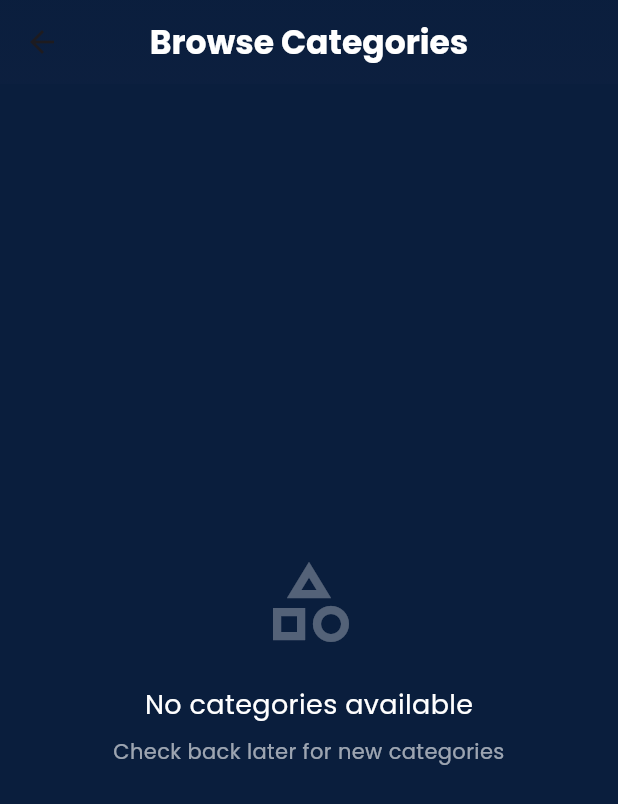
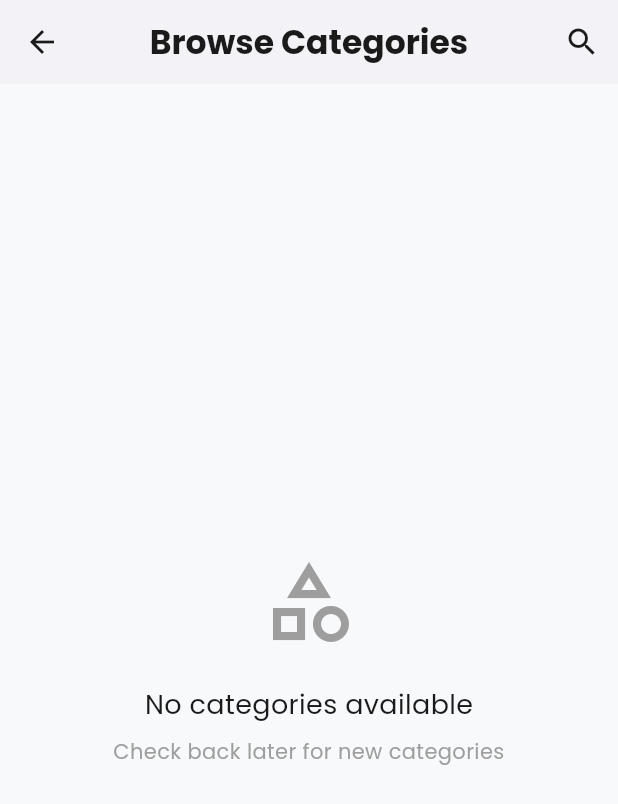
Before and after one commit to tomisin68/blorbmart2, a Flutter app: the CategoriesPage screen opened directly, scrolled down 80 dp, on a phone screen of 412 x 824 dp. Shown: the top 804 px of the screen. Run offline on Flutter 3.47's test engine with Material 3 defaults, Android fonts, the light colour scheme and no system bars; our stand-ins replace cached_network_image, carousel_slider, cloud_firestore, firebase_auth, firebase_core, firebase_storage and 8 more; accounts and stored records are empty; network calls fail.

Commit message:
categories

```diff
--- a/lib/Screens/Categories.dart
+++ b/lib/Screens/Categories.dart
@@ -82,72 +82,73 @@ class _CategoriesPageState extends State<CategoriesPage> {
   @override
   Widget build(BuildContext context) {
     return Scaffold(
-      backgroundColor: const Color(0xFF0A1E3D),
+      backgroundColor: const Color(0xFFF8F9FA),
       appBar: AppBar(
-        backgroundColor: Colors.transparent,
+        backgroundColor: Colors.white,
         elevation: 0,
         title: Text(
           'Browse Categories',
           style: GoogleFonts.poppins(
-            color: Colors.white,
+            color: const Color(0xFF1A1A1A),
             fontWeight: FontWeight.w600,
             fontSize: 22,
           ),
         ),
         centerTitle: true,
-        flexibleSpace: Container(
-          decoration: BoxDecoration(
-            gradient: LinearGradient(
-              begin: Alignment.topCenter,
-              end: Alignment.bottomCenter,
-              colors: [
-                const Color(0xFF0A1E3D).withOpacity(0.9),
-                const Color(0xFF0A1E3D).withOpacity(0.7),
+        iconTheme: const IconThemeData(color: Color(0xFF1A1A1A)),
+        actions: [
+          IconButton(
+            icon: const Icon(Icons.search),
+            onPressed: () {
+              // Optional: Focus the search field when icon is pressed
+              FocusScope.of(context).requestFocus(FocusNode());
+              Future.delayed(Duration.zero, () {
+                FocusScope.of(context).requestFocus(FocusNode());
+              });
+            },
+          ),
         ],
-            ),
-          ),
-        ),
       ),
       body: RefreshIndicator(
         onRefresh: _fetchCategories,
-        color: Colors.orange,
-        backgroundColor: const Color(0xFF1A3A6A),
+        color: const Color(0xFF4CAF50),
+        backgroundColor: Colors.white,
         child: CustomScrollView(
           physics: const BouncingScrollPhysics(
             parent: AlwaysScrollableScrollPhysics(),
           ),
           slivers: [
             SliverPadding(
-              padding: const EdgeInsets.fromLTRB(16, 8, 16, 16),
+              padding: const EdgeInsets.fromLTRB(16, 16, 16, 8),
               sliver: SliverToBoxAdapter(
                 child: Container(
                   height: 56,
                   decoration: BoxDecoration(
-                    color: Colors.white.withOpacity(0.08),
-                    borderRadius: BorderRadius.circular(16),
+                    color: Colors.white,
+                    borderRadius: BorderRadius.circular(12),
                     boxShadow: [
                       BoxShadow(
-                        color: Colors.black.withOpacity(0.2),
+                        color: Colors.black.withOpacity(0.05),
                         blurRadius: 8,
-                        offset: const Offset(0, 4),
+                        offset: const Offset(0, 2),
                       ),
                     ],
                   ),
                   child: TextField(
                     controller: _searchController,
                     style: GoogleFonts.poppins(
-                      color: Colors.white,
+                      color: const Color(0xFF1A1A1A),
                       fontSize: 16,
                     ),
                     decoration: InputDecoration(
                       hintText: 'Search categories...',
                       hintStyle: GoogleFonts.poppins(
-                        color: Colors.white.withOpacity(0.6),
+                        color: const Color(0xFF9E9E9E),
                       ),
                       border: InputBorder.none,
                       prefixIcon: Icon(
                         Icons.search_rounded,
-                        color: Colors.white.withOpacity(0.6),
+                        color: const Color(0xFF9E9E9E),
                         size: 24,
                       ),
                       suffixIcon:
@@ -155,7 +156,7 @@ class _CategoriesPageState extends State<CategoriesPage> {
                               ? IconButton(
                                 icon: Icon(
                                   Icons.clear_rounded,
-                                  color: Colors.white.withOpacity(0.6),
+                                  color: const Color(0xFF9E9E9E),
                                 ),
                                 onPressed: () {
                                   _searchController.clear();
@@ -196,7 +197,7 @@ class _CategoriesPageState extends State<CategoriesPage> {
                         Icon(
                           Icons.category_outlined,
                           size: 64,
-                          color: Colors.white.withOpacity(0.3),
+                          color: const Color(0xFF9E9E9E),
                         ),
                         const SizedBox(height: 24),
                         Text(
@@ -204,7 +205,7 @@ class _CategoriesPageState extends State<CategoriesPage> {
                               ? 'No categories available'
                               : 'No matches found',
                           style: GoogleFonts.poppins(
-                            color: Colors.white,
+                            color: const Color(0xFF1A1A1A),
                             fontSize: 18,
                             fontWeight: FontWeight.w500,
                           ),
@@ -215,7 +216,7 @@ class _CategoriesPageState extends State<CategoriesPage> {
                               ? 'Check back later for new categories'
                               : 'Try a different search term',
                           style: GoogleFonts.poppins(
-                            color: Colors.white.withOpacity(0.6),
+                            color: const Color(0xFF9E9E9E),
                             fontSize: 14,
                           ),
                           textAlign: TextAlign.center,
@@ -227,8 +228,8 @@ class _CategoriesPageState extends State<CategoriesPage> {
                               _searchController.clear();
                             },
                             style: ElevatedButton.styleFrom(
-                              backgroundColor: Colors.orange.withOpacity(0.2),
-                              foregroundColor: Colors.orange,
+                              backgroundColor: const Color(0xFF4CAF50),
+                              foregroundColor: Colors.white,
                               shape: RoundedRectangleBorder(
                                 borderRadius: BorderRadius.circular(12),
                               ),
@@ -236,6 +237,7 @@ class _CategoriesPageState extends State<CategoriesPage> {
                                 horizontal: 24,
                                 vertical: 12,
                               ),
+                              elevation: 0,
                             ),
                             child: Text(
                               'Clear search',
@@ -252,7 +254,7 @@ class _CategoriesPageState extends State<CategoriesPage> {
               )
             else
               SliverPadding(
-                padding: const EdgeInsets.symmetric(horizontal: 16),
+                padding: const EdgeInsets.all(16),
                 sliver: SliverGrid(
                   gridDelegate: SliverQuiltedGridDelegate(
                     crossAxisCount: 2,
@@ -278,23 +280,14 @@ class _CategoriesPageState extends State<CategoriesPage> {
       cursor: SystemMouseCursors.click,
       child: GestureDetector(
         onTap: () {
-          Navigator.push(
-            context,
-            MaterialPageRoute(
-              builder:
-                  (context) => ProductFeed(
-                    categoryId: category['id'],
-                    categoryName: category['name'],
-                  ),
-            ),
-          );
+          _navigateToCategoryProducts(category);
         },
         child: Container(
           decoration: BoxDecoration(
             borderRadius: BorderRadius.circular(16),
             boxShadow: [
               BoxShadow(
-                color: Colors.black.withOpacity(0.2),
+                color: Colors.black.withOpacity(0.1),
                 blurRadius: 12,
                 offset: const Offset(0, 4),
               ),
@@ -314,25 +307,25 @@ class _CategoriesPageState extends State<CategoriesPage> {
                             fit: BoxFit.cover,
                             placeholder:
                                 (context, url) =>
-                                    Container(color: const Color(0xFF1A3A6A)),
+                                    Container(color: const Color(0xFFEEEEEE)),
                             errorWidget:
                                 (context, url, error) => Container(
-                                  color: const Color(0xFF1A3A6A),
+                                  color: const Color(0xFFEEEEEE),
                                   child: Center(
                                     child: Icon(
                                       Icons.category,
-                                      color: Colors.white.withOpacity(0.2),
+                                      color: const Color(0xFF9E9E9E),
                                       size: 48,
                                     ),
                                   ),
                                 ),
                           )
                           : Container(
-                            color: const Color(0xFF1A3A6A),
+                            color: const Color(0xFFEEEEEE),
                             child: Center(
                               child: Icon(
                                 Icons.category,
-                                color: Colors.white.withOpacity(0.2),
+                                color: const Color(0xFF9E9E9E),
                                 size: 48,
                               ),
                             ),
@@ -347,7 +340,7 @@ class _CategoriesPageState extends State<CategoriesPage> {
                         end: Alignment.bottomCenter,
                         colors: [
                           Colors.transparent,
-                          Colors.black.withOpacity(0.7),
+                          Colors.black.withOpacity(0.6),
                         ],
                         stops: [0.5, 1.0],
                       ),
@@ -379,7 +372,7 @@ class _CategoriesPageState extends State<CategoriesPage> {
                           child: Text(
                             category['description'],
                             style: GoogleFonts.poppins(
-                              color: Colors.white.withOpacity(0.8),
+                              color: Colors.white.withOpacity(0.9),
                               fontSize: 12,
                               height: 1.4,
                             ),
@@ -387,8 +380,32 @@ class _CategoriesPageState extends State<CategoriesPage> {
                             overflow: TextOverflow.ellipsis,
                           ),
                         ),
-                      const SizedBox(height: 8),
-                      Container(height: 2, width: 24, color: Colors.orange),
+                      const SizedBox(height: 12),
+                      // Explore button
+                      SizedBox(
+                        width: double.infinity,
+                        child: ElevatedButton(
+                          onPressed: () {
+                            _navigateToCategoryProducts(category);
+                          },
+                          style: ElevatedButton.styleFrom(
+                            backgroundColor: Colors.white,
+                            foregroundColor: const Color(0xFF4CAF50),
+                            shape: RoundedRectangleBorder(
+                              borderRadius: BorderRadius.circular(8),
+                            ),
+                            padding: const EdgeInsets.symmetric(vertical: 8),
+                            elevation: 0,
+                          ),
+                          child: Text(
+                            'Explore',
+                            style: GoogleFonts.poppins(
+                              fontWeight: FontWeight.w600,
+                              fontSize: 14,
+                            ),
+                          ),
+                        ),
+                      ),
                     ],
                   ),
                 ),
@@ -400,6 +417,17 @@ class _CategoriesPageState extends State<CategoriesPage> {
                       color: Colors.white.withOpacity(0),
                       borderRadius: BorderRadius.circular(16),
                     ),
+                    child: Material(
+                      color: Colors.transparent,
+                      child: InkWell(
+                        borderRadius: BorderRadius.circular(16),
+                        onTap: () {
+                          _navigateToCategoryProducts(category);
+                        },
+                        splashColor: Colors.white.withOpacity(0.1),
+                        highlightColor: Colors.white.withOpacity(0.05),
+                      ),
+                    ),
                   ),
                 ),
               ],
@@ -410,37 +438,51 @@ class _CategoriesPageState extends State<CategoriesPage> {
     );
   }
 
+  void _navigateToCategoryProducts(Map<String, dynamic> category) {
+    Navigator.push(
+      context,
+      MaterialPageRoute(
+        builder:
+            (context) => ProductFeed(
+              categoryId: category['id'],
+              categoryName: category['name'],
+            ),
+      ),
+    );
+  }
+
   Widget _buildShimmerCategory() {
     return Container(
       decoration: BoxDecoration(
         borderRadius: BorderRadius.circular(16),
-        color: const Color(0xFF1A3A6A),
+        color: const Color(0xFFEEEEEE),
       ),
-      child: Column(
-        crossAxisAlignment: CrossAxisAlignment.stretch,
+      child: Stack(
         children: [
-          Expanded(
-            child: ClipRRect(
-              borderRadius: const BorderRadius.vertical(
-                top: Radius.circular(16),
-              ),
+          Positioned.fill(
             child: Shimmer.fromColors(
-                baseColor: const Color(0xFF1A3A6A),
-                highlightColor: const Color(0xFF2A4A7A),
-                child: Container(color: Colors.white.withOpacity(0.1)),
+              baseColor: const Color(0xFFEEEEEE),
+              highlightColor: Colors.white,
+              child: Container(
+                decoration: BoxDecoration(
+                  borderRadius: BorderRadius.circular(16),
+                  color: Colors.white,
                 ),
               ),
             ),
-          Padding(
+          ),
+          Positioned.fill(
+            child: Padding(
               padding: const EdgeInsets.all(16),
               child: Column(
                 crossAxisAlignment: CrossAxisAlignment.start,
+                mainAxisAlignment: MainAxisAlignment.end,
                 children: [
                   Shimmer.fromColors(
-                  baseColor: const Color(0xFF1A3A6A),
-                  highlightColor: const Color(0xFF2A4A7A),
+                    baseColor: const Color(0xFFEEEEEE),
+                    highlightColor: Colors.white,
                     child: Container(
-                    height: 18,
+                      height: 20,
                       width: 120,
                       decoration: BoxDecoration(
                         color: Colors.white,
@@ -450,10 +492,10 @@ class _CategoriesPageState extends State<CategoriesPage> {
                   ),
                   const SizedBox(height: 8),
                   Shimmer.fromColors(
-                  baseColor: const Color(0xFF1A3A6A),
-                  highlightColor: const Color(0xFF2A4A7A),
+                    baseColor: const Color(0xFFEEEEEE),
+                    highlightColor: Colors.white,
                     child: Container(
-                    height: 12,
+                      height: 14,
                       width: double.infinity,
                       decoration: BoxDecoration(
                         color: Colors.white,
@@ -461,20 +503,21 @@ class _CategoriesPageState extends State<CategoriesPage> {
                       ),
                     ),
                   ),
-                const SizedBox(height: 4),
+                  const SizedBox(height: 16),
                   Shimmer.fromColors(
-                  baseColor: const Color(0xFF1A3A6A),
-                  highlightColor: const Color(0xFF2A4A7A),
+                    baseColor: const Color(0xFFEEEEEE),
+                    highlightColor: Colors.white,
                     child: Container(
-                    height: 12,
-                    width: 80,
+                      height: 36,
+                      width: double.infinity,
                       decoration: BoxDecoration(
                         color: Colors.white,
-                      borderRadius: BorderRadius.circular(4),
+                        borderRadius: BorderRadius.circular(8),
                       ),
                     ),
                   ),
                 ],
+              ),
             ),
           ),
         ],
--- a/pubspec.yaml
+++ b/pubspec.yaml
@@ -29,6 +29,7 @@ dependencies:
   shimmer: ^3.0.0
   location: ^8.0.0
   flutter_staggered_grid_view: ^0.7.0
+  flutter_launcher_icons: ^0.14.3
 
 dev_dependencies:
   flutter_test:
```
Also changed, not shown: assets/icon/blorbmart.jpg (added), pubspec.lock. Lines whose indentation alone changed are shown as unchanged.
